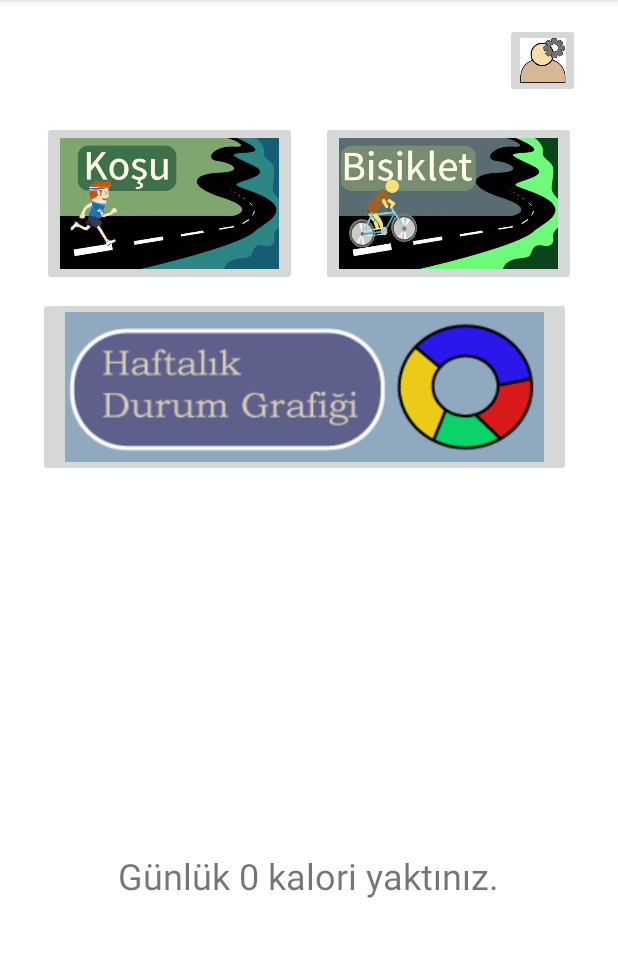
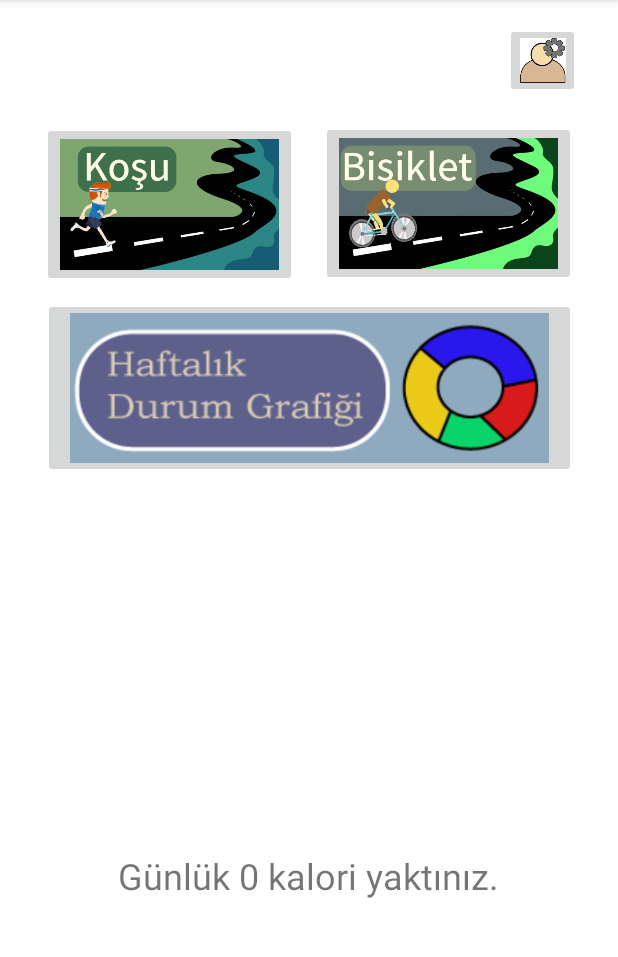
Before and after one commit to Qubits3/CalorieCalculator, an Android app: the screen it shows after launch (MainActivity), on a phone screen of 412 x 824 dp, the part 84-1041 px from its top. Run offline under Robolectric (Android 15) with nearby library versions, the phone set to English and light mode, and no system bars.

Commit message:
-Fixed screen problems

```diff
--- a/app/src/main/res/layout/activity_main.xml
+++ b/app/src/main/res/layout/activity_main.xml
@@ -45,30 +45,27 @@
         android:layout_height="110dp"
         android:layout_marginTop="15dp"
         android:layout_marginEnd="25dp"
+        android:contentDescription="@string/todo"
         android:onClick="bicycleActivity"
         android:scaleType="fitCenter"
         app:layout_constraintEnd_toEndOf="parent"
         app:layout_constraintStart_toEndOf="@+id/walkButton"
         app:layout_constraintTop_toBottomOf="@+id/profileButton"
-        app:srcCompat="@drawable/bisiklet"
-        android:contentDescription="@string/todo" />
+        app:srcCompat="@drawable/bisiklet" />
 
     <ImageButton
         android:id="@+id/graphButton"
         android:layout_width="355dp"
         android:layout_height="120dp"
-        android:layout_marginStart="25dp"
-        android:layout_marginTop="7dp"
-        android:layout_marginEnd="25dp"
+        android:layout_marginTop="8dp"
         android:adjustViewBounds="true"
+        android:contentDescription="@string/todo"
         android:onClick="graphActivity"
         android:scaleType="fitCenter"
         app:layout_constraintEnd_toEndOf="parent"
-        app:layout_constraintHorizontal_bias="0.0"
         app:layout_constraintStart_toStartOf="parent"
         app:layout_constraintTop_toBottomOf="@+id/bicycleButton"
-        app:srcCompat="@drawable/grafikbutonu"
-        android:contentDescription="@string/todo" />
+        app:srcCompat="@drawable/grafikbutonu" />
 
     <TextView
         android:id="@+id/kaloriVew"
--- a/app/src/main/res/mipmap-anydpi-v26/ic_launcher.xml
+++ b/app/src/main/res/mipmap-anydpi-v26/ic_launcher.xml
@@ -1,5 +1,5 @@
 <?xml version="1.0" encoding="utf-8"?>
 <adaptive-icon xmlns:android="http://schemas.android.com/apk/res/android">
-    <background android:drawable="@mipmap/ic_launcher_background"/>
+    <background android:drawable="@color/ic_launcher_background"/>
     <foreground android:drawable="@mipmap/ic_launcher_foreground"/>
 </adaptive-icon>
--- a/app/src/main/res/mipmap-anydpi-v26/ic_launcher_round.xml
+++ b/app/src/main/res/mipmap-anydpi-v26/ic_launcher_round.xml
@@ -1,5 +1,5 @@
 <?xml version="1.0" encoding="utf-8"?>
 <adaptive-icon xmlns:android="http://schemas.android.com/apk/res/android">
-    <background android:drawable="@mipmap/ic_launcher_background"/>
+    <background android:drawable="@color/ic_launcher_background"/>
     <foreground android:drawable="@mipmap/ic_launcher_foreground"/>
 </adaptive-icon>
--- a/app/src/main/res/values/ic_launcher_background.xml
+++ b/app/src/main/res/values/ic_launcher_background.xml
@@ -1,4 +1,4 @@
 <?xml version="1.0" encoding="utf-8"?>
 <resources>
-    <color name="ic_launcher_background">#DC8330</color>
+    <color name="ic_launcher_background">#5C0630</color>
 </resources>
--- a/app/src/main/res/values/strings.xml
+++ b/app/src/main/res/values/strings.xml
@@ -29,4 +29,5 @@
     <string name="soyadinizi_giriniz">Soyadınızı Giriniz</string>
     <string name="onayla">Onayla</string>
     <string name="gunluk_yaktiginiz_kalori">Günlük yaktığınız kalori:</string>
+    <string name="image">TODO</string>
 </resources>
```
Also changed, not shown: app/src/main/res/layout/activity_first.xml (+34 -16 lines), app/src/main/ic_launcher-playstore.png, app/src/main/res/mipmap-hdpi/ic_launcher.png, app/src/main/res/mipmap-hdpi/ic_launcher_round.png, app/src/main/res/mipmap-mdpi/ic_launcher.png, app/src/main/res/mipmap-mdpi/ic_launcher_round.png, app/src/main/res/mipmap-xhdpi/ic_launcher.png, app/src/main/res/mipmap-xhdpi/ic_launcher_round.png, app/src/main/res/mipmap-xxhdpi/ic_launcher.png, app/src/main/res/mipmap-xxhdpi/ic_launcher_round.png, app/src/main/res/mipmap-xxxhdpi/ic_launcher.png, app/src/main/res/mipmap-xxxhdpi/ic_launcher_round.png.
